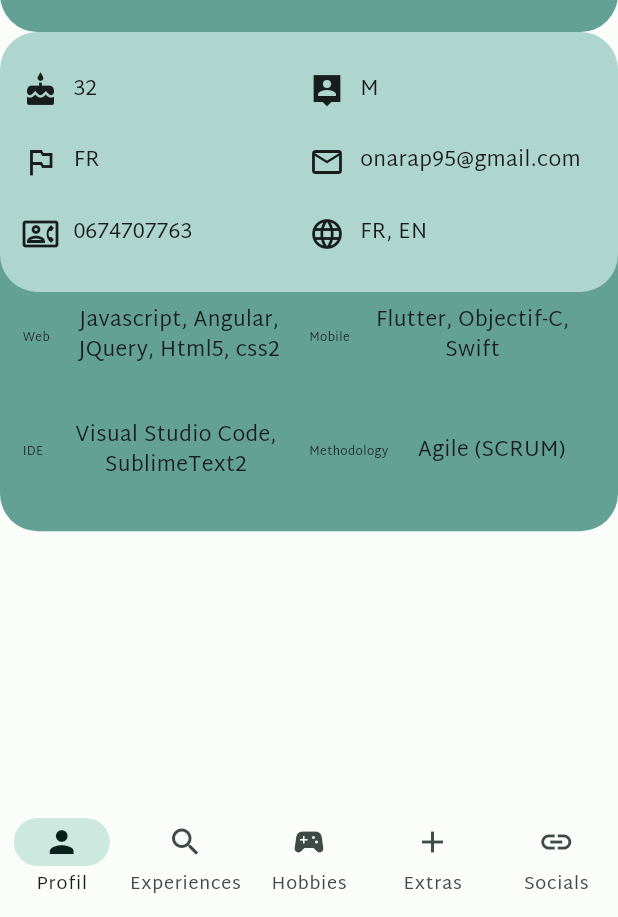
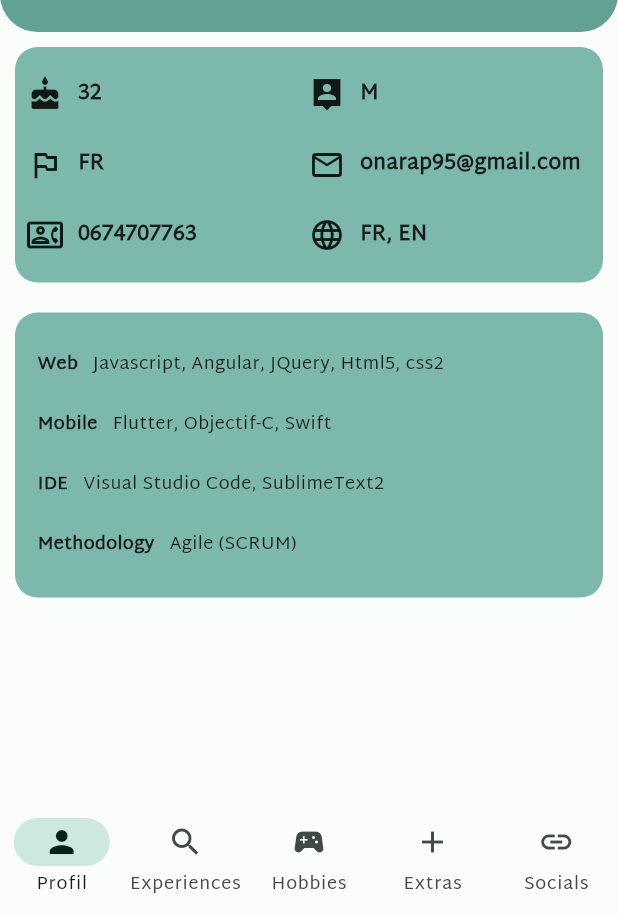
Before and after one commit to On-Arap/vincentburel_resume, a Flutter app: the screen it shows after launch, on a phone screen of 412 x 824 dp, the part 319-1236 px from its top. Run offline on Flutter 3.47's test engine with Material 3 defaults, Android fonts, the phone set to English and light mode, and no system bars; our stand-ins replace bloc, flutter_bloc; network calls fail.

Commit message:
rework UI/UX profil

```diff
--- a/lib/core/UI/profil_page.dart
+++ b/lib/core/UI/profil_page.dart
@@ -13,20 +13,13 @@ class ProfilPage extends StatefulWidget {
 class _ProfilPageState extends State<ProfilPage> {
   @override
   Widget build(BuildContext context) {
-    return SafeArea(
+    return const SafeArea(
       child: Column(
         mainAxisSize: MainAxisSize.min,
         children: [
           GeneralInfoContainer(height: 150),
-          Stack(
-            children: [
-              Container(
-                margin: EdgeInsets.only(top: 125),
-                child: TechnosContainer(),
-              ),
-              InformationsContainer(),
-            ],
-          )
+          InformationsContainer(),
+          TechnosContainer(),
         ],
       ),
     );
--- a/lib/core/widgets/informations_container.dart
+++ b/lib/core/widgets/informations_container.dart
@@ -12,12 +12,15 @@ class InformationsContainer extends StatelessWidget {
 
   @override
   Widget build(BuildContext context) {
-    return Stack(
+    return Padding(
+      padding: const EdgeInsets.all(10.0),
+      child: Stack(
         children: [
           Container(
+            width: double.infinity,
             decoration: const BoxDecoration(
-            borderRadius: BorderRadius.all(Radius.circular(25)),
-            color: Color(0xFFAED6CE),
+              borderRadius: BorderRadius.all(Radius.circular(15)),
+              color: Color(0xFF7DB8AC),
             ),
             child: BlocBuilder<InfosCubit, InfosState>(
               builder: (context, state) {
@@ -29,7 +32,7 @@ class InformationsContainer extends StatelessWidget {
                 }
                 if (state is InfosLoaded) {
                   return Padding(
-                  padding: const EdgeInsets.all(15.0),
+                    padding: const EdgeInsets.all(8.0),
                     child: GridView.count(
                       crossAxisCount: 2,
                       childAspectRatio: (1 / .25),
@@ -64,7 +67,7 @@ class InformationsContainer extends StatelessWidget {
                           Expanded(
                             child: Text(
                               info.value,
-                            style: const TextStyle(fontSize: 14),
+                              style: const TextStyle(fontSize: 14, fontWeight: FontWeight.bold),
                             ),
                           )
                         ]);
@@ -82,6 +85,7 @@ class InformationsContainer extends StatelessWidget {
             ),
           ),
         ],
+      ),
     );
   }
 }
--- a/lib/core/widgets/technos_container.dart
+++ b/lib/core/widgets/technos_container.dart
@@ -12,12 +12,15 @@ class TechnosContainer extends StatelessWidget {
 
   @override
   Widget build(BuildContext context) {
-    return Stack(
+    return Padding(
+      padding: const EdgeInsets.all(10.0),
+      child: Stack(
         children: [
           Container(
+            width: double.infinity,
             decoration: const BoxDecoration(
-            borderRadius: BorderRadius.all(Radius.circular(25)),
-            color: Color(0xFF62A194),
+              borderRadius: BorderRadius.all(Radius.circular(15)),
+              color: Color(0xFF7DB8AC),
             ),
             child: BlocBuilder<TechnosCubit, TechnosState>(
               builder: (context, state) {
@@ -29,29 +32,33 @@ class TechnosContainer extends StatelessWidget {
                 }
                 if (state is TechnosLoaded) {
                   return Padding(
-                  padding: const EdgeInsets.only(top: 40, right: 15.0, bottom: 15.0, left: 15.0),
-                  child: GridView.count(
-                    crossAxisCount: 2,
-                    childAspectRatio: (1 / .4),
-                    shrinkWrap: true,
-                    children: state.technos.map((info) {
-                      var icon = Text(info.key, style: const TextStyle(fontSize: 8));
-
-                      return Row(children: [
-                        icon,
+                    padding: const EdgeInsets.all(15.0),
+                    child: SizedBox(
+                      height: 160,
+                      child: ListView.builder(
+                        shrinkWrap: false,
+                        itemCount: state.technos.length,
+                        physics: const NeverScrollableScrollPhysics(),
+                        itemBuilder: (BuildContext context, int index) {
+                          return SizedBox(
+                            height: 40,
+                            child: Row(
+                              children: [
+                                Text(state.technos[index].key, style: const TextStyle(fontSize: 12, fontWeight: FontWeight.bold)),
                                 const SizedBox(width: 10),
-                        Expanded(
-                          child: Padding(
+                                Padding(
                                   padding: const EdgeInsets.only(right: 10.0),
                                   child: Text(
-                              info.value,
+                                    state.technos[index].value,
                                     textAlign: TextAlign.center,
-                              style: const TextStyle(fontSize: 14),
+                                    style: const TextStyle(fontSize: 12),
                                   ),
                                 ),
-                        )
-                      ]);
-                    }).toList(),
+                              ],
+                            ),
+                          );
+                        },
+                      ),
                     ),
                   );
                 } else {
@@ -65,6 +72,7 @@ class TechnosContainer extends StatelessWidget {
             ),
           ),
         ],
+      ),
     );
   }
 }
```
Lines whose indentation alone changed are shown as unchanged.
